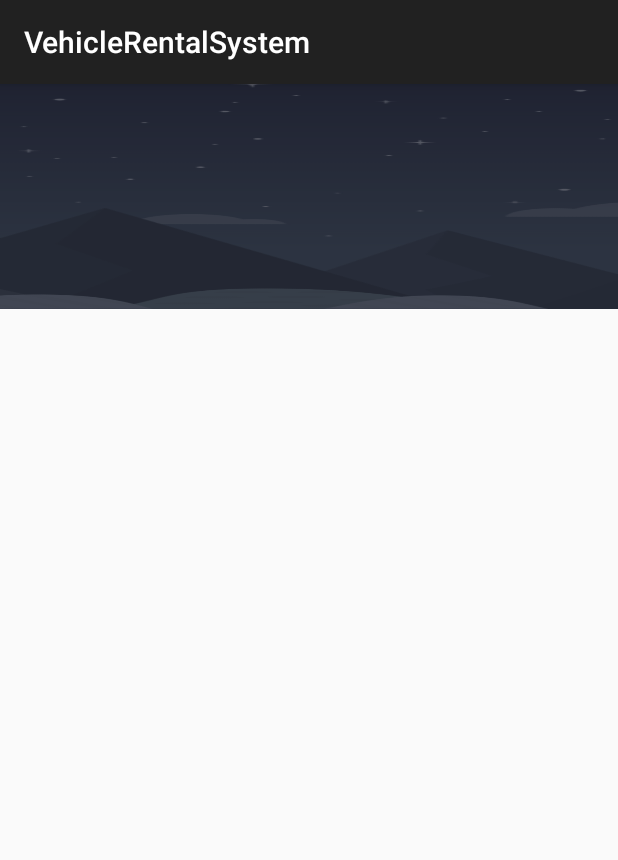
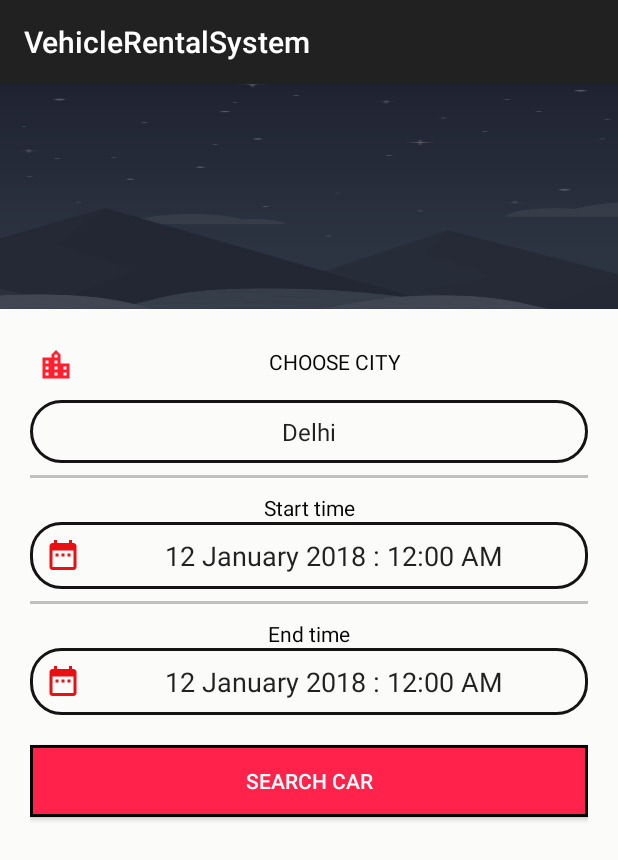
Before and after one commit to ebuddiess/AndroidSummerTrainingProject, an Android app: the WelcomeUser screen opened directly, with no data from a screen before it, on a phone screen of 412 x 824 dp. Shown: the top 860 px of the screen. Run offline under Robolectric (Android 15) with nearby library versions, the phone set to English and light mode, and no system bars; our stand-ins replace Firebase (no records; nobody signed in at launch, a user with empty details on screens opened directly); 5 statements that could not run were skipped.

Commit message:
Custom Picker Layout Implemented

```diff
--- /dev/null
+++ b/app/src/main/java/com/example/ebuddiess/vehiclerentalsystem/WelcomeUser/CustomPicker.java
@@ -0,0 +1,5 @@
+package com.example.ebuddiess.vehiclerentalsystem.WelcomeUser;
+
+public class CustomPicker {
+
+}
--- a/app/src/main/java/com/example/ebuddiess/vehiclerentalsystem/WelcomeUser/WelcomeUser.java
+++ b/app/src/main/java/com/example/ebuddiess/vehiclerentalsystem/WelcomeUser/WelcomeUser.java
@@ -1,5 +1,6 @@
 package com.example.ebuddiess.vehiclerentalsystem.WelcomeUser;
 
+import android.app.Dialog;
 import android.content.Intent;
 import android.support.annotation.NonNull;
 import android.support.design.widget.NavigationView;
@@ -9,8 +10,13 @@ import android.support.v7.widget.CardView;
 import android.view.Menu;
 import android.view.MenuItem;
 import android.view.View;
+import android.widget.Button;
+import android.widget.DatePicker;
+import android.widget.EditText;
 import android.widget.ImageView;
+import android.widget.TabHost;
 import android.widget.TextView;
+import android.widget.TimePicker;
 import android.widget.Toast;
 
 import com.bumptech.glide.Glide;
@@ -29,26 +35,55 @@ import com.google.firebase.database.FirebaseDatabase;
 import com.google.firebase.database.ValueEventListener;
 import com.google.firebase.storage.StorageReference;
 
+import java.sql.Time;
+import java.util.Date;
+
 import static android.view.View.INVISIBLE;
 
-public class WelcomeUser extends AppCompatActivity implements NavigationView.OnNavigationItemSelectedListener {
+public class WelcomeUser extends AppCompatActivity implements NavigationView.OnNavigationItemSelectedListener, View.OnClickListener {
 NavigationView user_nav_view;
 FirebaseAuth currentUser;
 View headerView;
+DatePicker datePicker;
+TimePicker timePicker;
 TextView username;
+Dialog selectdateandtime;
 String firstname;
 Menu menu;
 String isAdmin;
+Button selectdate,selectTime;
+EditText start_time;
 DatabaseReference firebaseDatabase;
 MenuItem manageCars;
+TabHost tabHost;
+TabHost.TabSpec spec;
 ImageView user_profile_image_drawer;
     @Override
     protected void onCreate(Bundle savedInstanceState) {
         super.onCreate(savedInstanceState);
         setContentView(R.layout.activity_welcome_user);
         user_nav_view = (NavigationView)findViewById(R.id.user_navigation_view);
+        selectdateandtime = new Dialog(this);
+        selectdateandtime.setContentView(R.layout.custom_datetime_picker);
+        tabHost = (TabHost)selectdateandtime.findViewById(R.id.tabHost);
+        tabHost.setup();
+//        tab1
+        spec = tabHost.newTabSpec("DATE");
+        spec.setContent(R.id.tab1);
+        spec.setIndicator("DATE");
+        tabHost.addTab(spec);
+//        tab2
+        spec = tabHost.newTabSpec("TIME");
+        spec.setContent(R.id.tab2);
+        spec.setIndicator("TIME");
+        tabHost.addTab(spec);
+//        -------------------------------------------------------------------------
         currentUser = FirebaseAuth.getInstance();
         user_nav_view.setNavigationItemSelectedListener(this);
+        selectdate = (Button)selectdateandtime.findViewById(R.id.select_date_from_datepicker);
+        selectTime  = (Button)selectdateandtime.findViewById(R.id.select_time_from_time_picker);
+        datePicker  = (DatePicker)selectdateandtime.findViewById(R.id.datepicker);
+        timePicker  = (TimePicker)selectdateandtime.findViewById(R.id.timepicker);
         firebaseDatabase = FirebaseDatabase.getInstance().getReference("Users").child(currentUser.getUid());
         headerView = user_nav_view.inflateHeaderView(R.layout.drawer_header);
         menu = user_nav_view.getMenu();
@@ -71,7 +106,10 @@ ImageView user_profile_image_drawer;
         });
         user_profile_image_drawer = (ImageView)headerView.findViewById(R.id.user_profile_image_drawer);
         user_profile_image_drawer.setBackgroundResource(android.R.color.transparent);
-
+        start_time = (EditText)findViewById(R.id.start_time_edtText);
+        start_time.setOnClickListener(this);
+        selectdate.setOnClickListener(this);
+        selectTime.setOnClickListener(this);
     }
 
 
@@ -129,4 +167,13 @@ ImageView user_profile_image_drawer;
             }
         });
     }
+
+    @Override
+    public void onClick(View view) {
+        switch(view.getId()){
+            case R.id.start_time_edtText:selectdateandtime.show();break;
+            case R.id.select_date_from_datepicker:
+            case R.id.select_time_from_time_picker:break;
+        }
+    }
 }
--- /dev/null
+++ b/app/src/main/res/drawable/choose_city.xml
@@ -0,0 +1,5 @@
+<vector android:height="24dp" android:tint="#FF1F2E"
+    android:viewportHeight="24.0" android:viewportWidth="24.0"
+    android:width="24dp" xmlns:android="http://schemas.android.com/apk/res/android">
+    <path android:fillColor="#FF000000" android:pathData="M15,11L15,5l-3,-3 -3,3v2L3,7v14h18L21,11h-6zM7,19L5,19v-2h2v2zM7,15L5,15v-2h2v2zM7,11L5,11L5,9h2v2zM13,19h-2v-2h2v2zM13,15h-2v-2h2v2zM13,11h-2L11,9h2v2zM13,7h-2L11,5h2v2zM19,19h-2v-2h2v2zM19,15h-2v-2h2v2z"/>
+</vector>
--- /dev/null
+++ b/app/src/main/res/drawable/date.xml
@@ -0,0 +1,5 @@
+<vector android:height="24dp" android:tint="#e91013"
+    android:viewportHeight="24.0" android:viewportWidth="24.0"
+    android:width="24dp" xmlns:android="http://schemas.android.com/apk/res/android">
+    <path android:fillColor="#FF000000" android:pathData="M9,11L7,11v2h2v-2zM13,11h-2v2h2v-2zM17,11h-2v2h2v-2zM19,4h-1L18,2h-2v2L8,4L8,2L6,2v2L5,4c-1.11,0 -1.99,0.9 -1.99,2L3,20c0,1.1 0.89,2 2,2h14c1.1,0 2,-0.9 2,-2L21,6c0,-1.1 -0.9,-2 -2,-2zM19,20L5,20L5,9h14v11z"/>
+</vector>
--- /dev/null
+++ b/app/src/main/res/drawable/search_car_theme.xml
@@ -0,0 +1,5 @@
+<?xml version="1.0" encoding="utf-8"?>
+<shape android:shape="rectangle" xmlns:android="http://schemas.android.com/apk/res/android">
+<stroke android:width="2dp" android:color="@color/colorBlack"></stroke>
+    <solid android:color="@color/lovelyred" ></solid>
+</shape>
--- a/app/src/main/res/drawable/welcome_user_background.xml
+++ /dev/null
@@ -1,4 +0,0 @@
-<?xml version="1.0" encoding="utf-8"?>
-<selector xmlns:android="http://schemas.android.com/apk/res/android">
-
-</selector>
--- /dev/null
+++ b/app/src/main/res/drawable/welcome_user_background_main.xml
@@ -0,0 +1,13 @@
+<?xml version="1.0" encoding="utf-8"?>
+<layer-list xmlns:android="http://schemas.android.com/apk/res/android">
+<item>
+    <shape android:shape="rectangle">
+        <solid android:color="#6e4e4e38"></solid>
+    </shape>
+</item>
+    <item>
+        <shape android:shape="rectangle">
+            <solid android:color="#f1ffffff"></solid>
+        </shape>
+    </item>
+</layer-list>
--- a/app/src/main/res/layout/activity_welcome_user.xml
+++ b/app/src/main/res/layout/activity_welcome_user.xml
@@ -9,7 +9,7 @@
         android:layout_width="match_parent"
         android:orientation="vertical"
         android:weightSum="10"
-        android:background="@drawable/welcome_user_background"
+        android:background="@drawable/welcome_user_background_main"
         android:layout_height="match_parent">
 
         <LinearLayout
@@ -19,10 +19,96 @@
         </LinearLayout>
 
         <LinearLayout
+            android:background="@drawable/welcome_user_background_main"
             android:layout_width="match_parent"
             android:layout_height="match_parent">
 
+            <LinearLayout
+                android:layout_width="match_parent"
+                android:orientation="vertical"
+                android:padding="20dp"
+                android:layout_height="match_parent">
+                <TextView
+                    android:layout_width="match_parent"
+                    android:layout_height="wrap_content"
+                    android:text="CHOOSE CITY"
+                    android:padding="5dp"
+                    android:drawablePadding="10dp"
+                    android:drawableLeft="@drawable/choose_city"
+                    android:textColor="@color/colorBlack"
+                    android:textAlignment="center"
+                    />
+                <Spinner
+                    android:layout_marginTop="6dp"
+                    android:entries="@array/city"
+                    android:padding="10dp"
+                    android:background="@drawable/img_border"
+                    android:textAlignment="center"
+                    android:layout_width="match_parent"
+                    android:layout_height="wrap_content">
+                </Spinner>
+                <View
+                    android:layout_marginTop="8dp"
+                    android:layout_width="match_parent"
+                    android:layout_height="2dp"
+                    android:background="#c0c0c0"
+                    />
+                <TextView
+                    android:layout_marginTop="10dp"
+                    android:layout_width="match_parent"
+                    android:layout_height="wrap_content"
+                    android:text="Start time"
+                    android:textColor="@color/colorBlack"
+                    android:textAlignment="center"
+                    />
 
+                  <EditText
+                      android:clickable="true"
+                      android:id="@+id/start_time_edtText"
+                      android:drawableLeft="@drawable/date"
+                      android:padding="10dp"
+                      android:background="@drawable/img_border"
+                      android:drawablePadding="10dp"
+                      android:layout_width="match_parent"
+                      android:layout_height="wrap_content"
+                      android:textAlignment="center"
+                      android:text="12 January 2018 : 12:00 AM"
+                      />
+                <View
+                    android:layout_marginTop="8dp"
+                    android:layout_width="match_parent"
+                    android:layout_height="2dp"
+                    android:background="#c0c0c0"
+                    />
+                <TextView
+                    android:layout_marginTop="10dp"
+                    android:layout_width="match_parent"
+                    android:layout_height="wrap_content"
+                    android:text="End time"
+                    android:textColor="@color/colorBlack"
+                    android:textAlignment="center"
+                    />
+
+                <EditText
+                    android:clickable="true"
+                    android:drawableLeft="@drawable/date"
+                    android:padding="10dp"
+                    android:background="@drawable/img_border"
+                    android:drawablePadding="10dp"
+                    android:layout_width="match_parent"
+                    android:layout_height="wrap_content"
+                    android:textAlignment="center"
+                    android:text="12 January 2018 : 12:00 AM"
+                    />
+          <Button
+              android:layout_marginTop="20dp"
+              android:layout_width="match_parent"
+              android:layout_height="wrap_content"
+              android:text="SEARCH CAR"
+              android:textColor="@color/colorWhite"
+              android:background="@drawable/search_car_theme"
+              />
+            </LinearLayout>
 
         </LinearLayout>
 
--- a/app/src/main/res/values/strings.xml
+++ b/app/src/main/res/values/strings.xml
@@ -16,4 +16,10 @@
         <item>DIESEL</item>
         <item>CNG</item>
     </array>
+
+    <array name="city">
+        <item>Delhi</item>
+        <item>Mumbai</item>
+    </array>
+
 </resources>
```
Also changed, not shown: app/src/main/res/layout/custom_datetime_picker.xml (added, +96 -0 lines).
